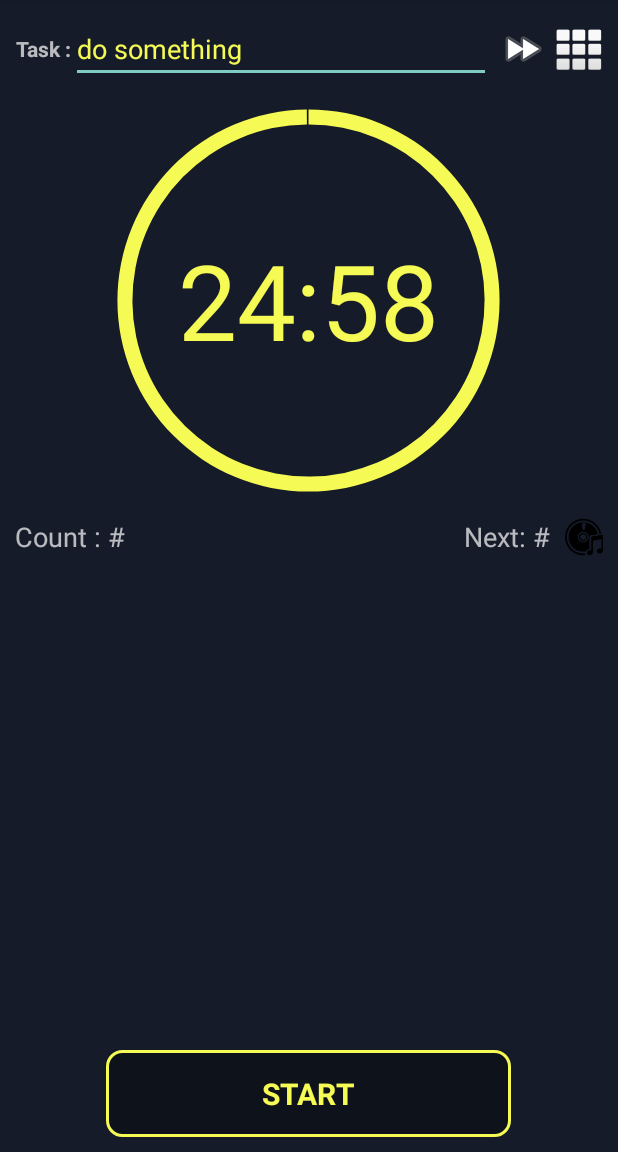
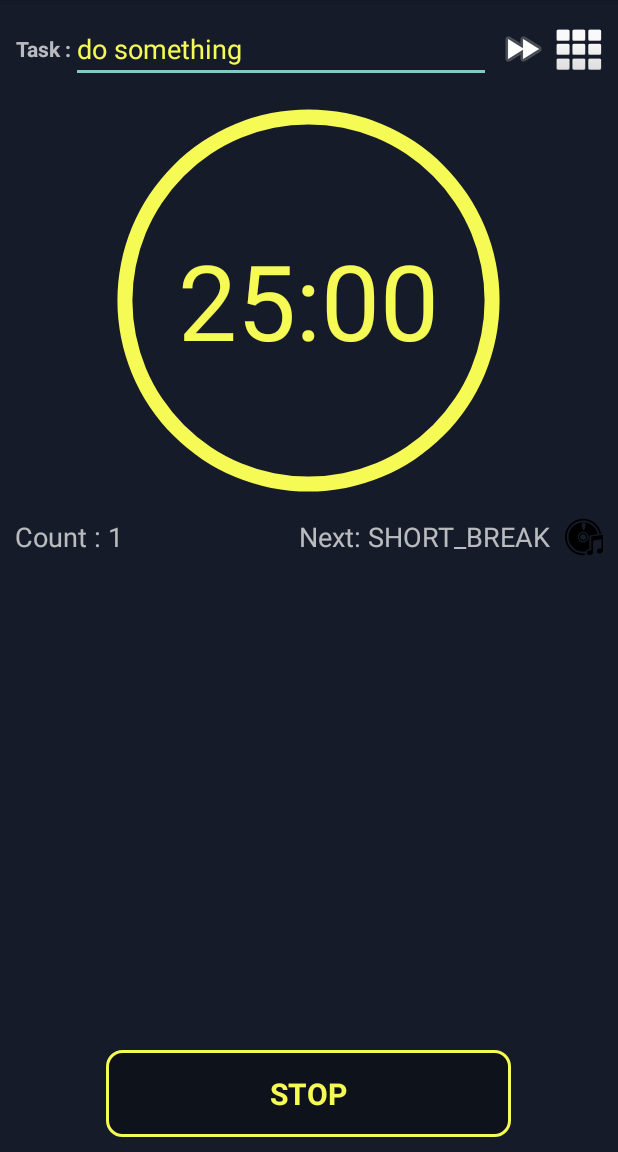
Before and after one commit to thanhtd1987/Pomorodo-Technique, an Android app: the screen it shows after launch (MainActivity), after a tap on "START", on a phone screen of 412 x 824 dp, the part 84-1236 px from its top. Run offline under Robolectric (Android 15) with nearby library versions, the light colour scheme and no system bars.

Commit message:
[GENERAL] update Count down timer logic

```diff
--- a/app/src/main/java/com/funwolrd/pomodorotechnique/MainActivity.java
+++ b/app/src/main/java/com/funwolrd/pomodorotechnique/MainActivity.java
@@ -41,7 +41,7 @@ public class MainActivity extends AppCompatActivity implements View.OnClickListe
     }
 
     private ProcessStatus mProcessStatus = ProcessStatus.STOPPED;
-    private Pomodoro mCurrentStep = Pomodoro.WORKING;
+    private Pomodoro mCurrentStep = Pomodoro.SHORT_BREAK;
     private int mPomodoroLapCount = 0;
     private boolean isDelayForNextStep = false;
 
@@ -52,6 +52,7 @@ public class MainActivity extends AppCompatActivity implements View.OnClickListe
     private ImageView ivTaskList;
     private CountDownTimer countDownTimer;
     private TextView btnStart;
+    private TextView tvCount, tvNextStep;
 
 
     @Override
@@ -72,6 +73,10 @@ public class MainActivity extends AppCompatActivity implements View.OnClickListe
         ivNextTask = findViewById(R.id.iv_next_task);
         ivTaskList = findViewById(R.id.iv_task_list);
         btnStart = findViewById(R.id.btn_start);
+        tvCount = findViewById(R.id.tv_count);
+        tvNextStep = findViewById(R.id.tv_next_step);
+
+        updateView(mCurrentStep.name());
     }
 
     private void initListeners() {
@@ -100,40 +105,36 @@ public class MainActivity extends AppCompatActivity implements View.OnClickListe
         }
     }
 
-    private void reset() {
-        stopCountDownTimer();
-        startCountDownTimer();
+    private void updateView(String nextStep) {
+        tvCount.setText(String.format(getString(R.string.text_working_time), mPomodoroLapCount));
+        tvNextStep.setText(String.format(getString(R.string.text_next_step), nextStep));
     }
-
 
     /**
      * method to start and stop count down timer
      */
     private void runPomodoroProcess() {
         if (mProcessStatus == ProcessStatus.STOPPED) {
-            setTimerValues();
-            setProgressBarValues();
-
-
+            doNextStep();
             // changing the timer status to started
             mProcessStatus = ProcessStatus.STARTED;
             // call to start the count down timer
             startCountDownTimer();
-
+            btnStart.setText("STOP");
         } else {
             etTaskName.setEnabled(true);
             // changing the timer status to stopped
             mProcessStatus = ProcessStatus.STOPPED;
             stopCountDownTimer();
-
+            btnStart.setText("START");
         }
-
     }
 
     /**
      * method to start a timer for one step
      */
     private void doNextStep () {
+        Pomodoro nextStep = Pomodoro.WORKING;
         switch (mCurrentStep) {
             case WORKING:
                 mCurrentStep = mPomodoroLapCount % 4 == 0 ? Pomodoro.TEA_BREAK: Pomodoro.SHORT_BREAK;
@@ -142,11 +143,16 @@ public class MainActivity extends AppCompatActivity implements View.OnClickListe
             case SHORT_BREAK:
             case TEA_BREAK:
                 mCurrentStep = Pomodoro.WORKING;
+                mPomodoroLapCount++;
+                nextStep = mPomodoroLapCount % 4 == 0 ? Pomodoro.TEA_BREAK: Pomodoro.SHORT_BREAK;
                 etTaskName.setEnabled(true);
                 break;
         }
+        updateView(nextStep.name());
         setTimerValues();
         setProgressBarValues();
+        if(countDownTimer != null)
+            countDownTimer.start();
     }
 
     /**
@@ -161,29 +167,37 @@ public class MainActivity extends AppCompatActivity implements View.OnClickListe
     }
 
     /**
+     * method to set circular progress bar values
+     */
+    private void setProgressBarValues() {
+        progressBarCircle.setMax((int) timeCountInMilliSeconds / 1000);
+        progressBarCircle.setProgress((int) timeCountInMilliSeconds / 1000);
+    }
+
+    /**
      * method to start count down timer
      */
     private void startCountDownTimer() {
+        if(countDownTimer == null)
         countDownTimer = new CountDownTimer(timeCountInMilliSeconds, 1000) {
             @Override
             public void onTick(long millisUntilFinished) {
-
                 tvTime.setText(hmsTimeFormatter(millisUntilFinished));
-
                 progressBarCircle.setProgress((int) (millisUntilFinished / 1000));
-
             }
 
             @Override
             public void onFinish() {
-//                tvTime.setText(hmsTimeFormatter(timeCountInMilliSeconds));
-                ringTheBell();
+                tvTime.setText(hmsTimeFormatter(0));
+                progressBarCircle.setProgress(0);
+//                ringTheBell();
                 doNextStep();
             }
-
         };
-        countDownTimer.start();
-        ringTheBell();
+        else {
+            countDownTimer.start();
+            ringTheBell();
+        }
     }
 
     /**
@@ -195,11 +209,18 @@ public class MainActivity extends AppCompatActivity implements View.OnClickListe
     }
 
     /**
-     * method to set circular progress bar values
+     * method to convert millisecond to time format
+     *
+     * @param milliSeconds
+     * @return HH:mm:ss time formatted string
      */
-    private void setProgressBarValues() {
-        progressBarCircle.setMax((int) timeCountInMilliSeconds / 1000);
-        progressBarCircle.setProgress((int) timeCountInMilliSeconds / 1000);
+    private String hmsTimeFormatter(long milliSeconds) {
+        String hms = String.format("%02d:%02d",
+//                TimeUnit.MILLISECONDS.toHours(milliSeconds),
+                TimeUnit.MILLISECONDS.toMinutes(milliSeconds) - TimeUnit.HOURS.toMinutes(TimeUnit.MILLISECONDS.toHours(milliSeconds)),
+                TimeUnit.MILLISECONDS.toSeconds(milliSeconds) - TimeUnit.MINUTES.toSeconds(TimeUnit.MILLISECONDS.toMinutes(milliSeconds)));
+
+        return hms;
     }
 
     /**
@@ -207,29 +228,12 @@ public class MainActivity extends AppCompatActivity implements View.OnClickListe
      */
     private void ringTheBell () {
         try {
-            Uri notification = RingtoneManager.getDefaultUri(mCurrentStep == Pomodoro.WORKING ? RingtoneManager.TYPE_ALARM: RingtoneManager.TYPE_NOTIFICATION);
+            Uri notification = RingtoneManager.getDefaultUri(mCurrentStep == Pomodoro.WORKING ?
+                    RingtoneManager.TYPE_NOTIFICATION: RingtoneManager.TYPE_NOTIFICATION);
             Ringtone ringtone = RingtoneManager.getRingtone(getApplicationContext(), notification);
             ringtone.play();
         } catch (Exception e) {
             e.printStackTrace();
         }
     }
-
-    /**
-     * method to convert millisecond to time format
-     *
-     * @param milliSeconds
-     * @return HH:mm:ss time formatted string
-     */
-    private String hmsTimeFormatter(long milliSeconds) {
-
-        String hms = String.format("%02d:%02d",
-//                TimeUnit.MILLISECONDS.toHours(milliSeconds),
-                TimeUnit.MILLISECONDS.toMinutes(milliSeconds) - TimeUnit.HOURS.toMinutes(TimeUnit.MILLISECONDS.toHours(milliSeconds)),
-                TimeUnit.MILLISECONDS.toSeconds(milliSeconds) - TimeUnit.MINUTES.toSeconds(TimeUnit.MILLISECONDS.toMinutes(milliSeconds)));
-
-        return hms;
-
-
-    }
 }
--- a/app/src/main/res/layout/activity_main.xml
+++ b/app/src/main/res/layout/activity_main.xml
@@ -80,7 +80,7 @@
         android:id="@+id/tv_count"
         android:layout_width="wrap_content"
         android:layout_height="wrap_content"
-        android:text="Count : #"
+        android:text="@string/text_working_time"
         android:textSize="18sp"
         android:layout_below="@id/progress_bar_circle"
         android:layout_marginTop="10dp"
@@ -103,7 +103,7 @@
         android:layout_toLeftOf="@id/iv_next_icon"
         android:layout_marginRight="10dp"
         android:gravity="center"
-        android:text="Next: #"
+        android:text="@string/text_next_step"
         android:textSize="18sp"
         />
 
--- a/app/src/main/res/values/strings.xml
+++ b/app/src/main/res/values/strings.xml
@@ -1,3 +1,5 @@
 <resources>
     <string name="app_name">Pomodoro Technique</string>
+    <string name="text_working_time">Count : %d</string>
+    <string name="text_next_step">Next: %s</string>
 </resources>
```
